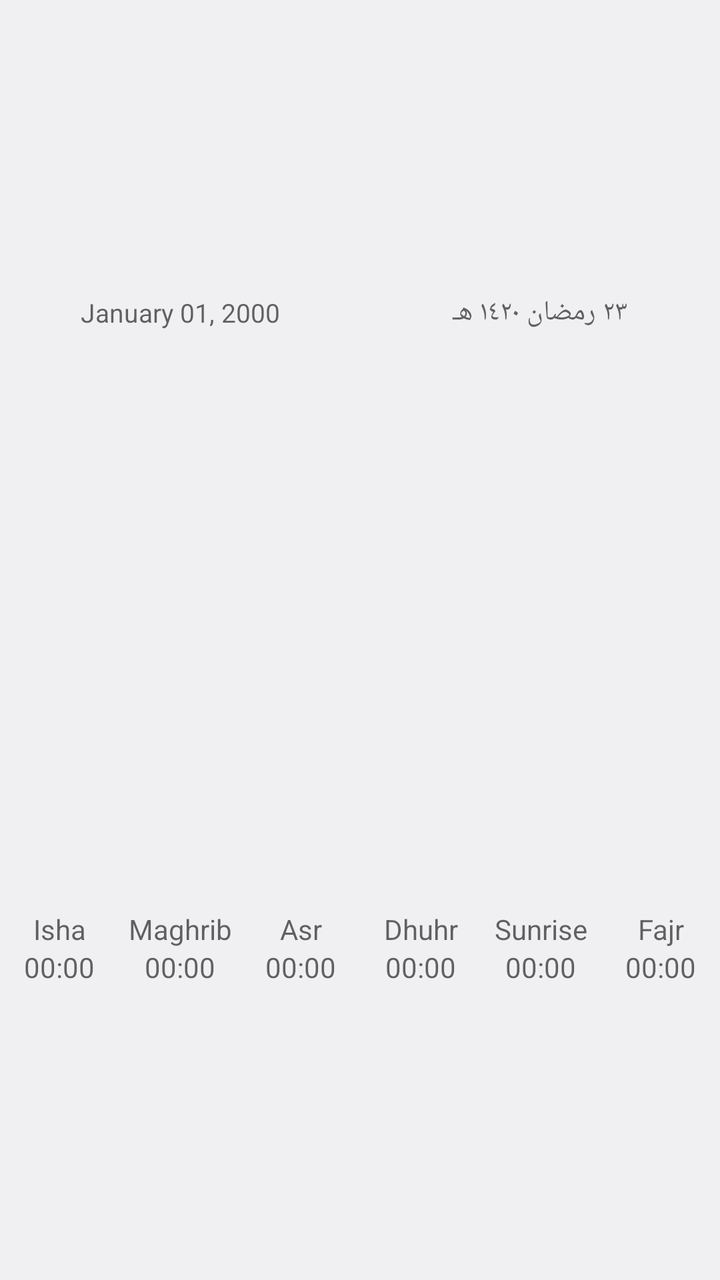
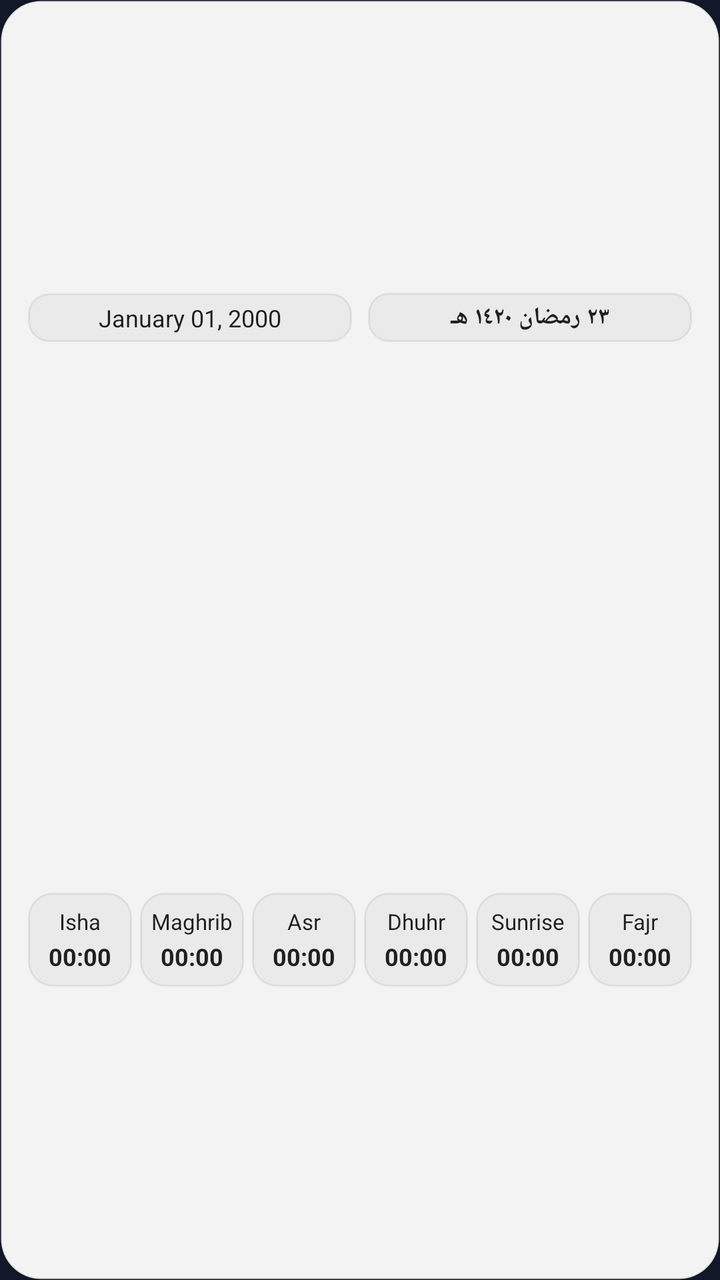

Before-and-after screenshots of an Android layout around one commit, followed by the original layout XML and the change that was made.
<!-- AndroidManifest.xml: application theme Theme.App.Starting -->
<!-- res/layout/screen_widget_adaptive.xml -->
<?xml version="1.0" encoding="utf-8"?>
<LinearLayout xmlns:android="http://schemas.android.com/apk/res/android"
    android:id="@+id/screen_widget_layout"
    android:layout_width="match_parent"
    android:layout_height="match_parent"
    android:background="?android:attr/colorBackground"
    android:gravity="center"
    android:orientation="vertical"
    android:paddingTop="2sp"
    android:paddingBottom="2sp"
    android:theme="@style/WidgetExpandedBaseThemeAdaptive">

    <include
        layout="@layout/widget_expanded_header"
        android:layout_width="match_parent"
        android:layout_height="wrap_content"
        android:layout_weight="1" />

    <include
        layout="@layout/widget_expanded_content"
        android:layout_width="match_parent"
        android:layout_height="wrap_content"
        android:layout_weight="1" />

</LinearLayout>
<!-- res/layout/widget_expanded_header.xml (included above) -->
<?xml version="1.0" encoding="utf-8"?>
<LinearLayout
    xmlns:android="http://schemas.android.com/apk/res/android"
    android:id="@+id/widget_header"
    android:gravity="center"
    android:layout_width="match_parent"
    android:layout_height="wrap_content"
    android:layoutDirection="rtl">

    <TextView
        android:id="@+id/top_start_text"
        android:layout_width="0dp"
        android:layout_height="wrap_content"
        android:layout_weight="1"
        android:gravity="center"
        android:maxLines="1"
        android:text="٢٣ رمضان ١٤٢٠ هـ"
        android:textColor="?attr/labelColor"
        android:textSize="14sp" />

    <TextView
        android:id="@+id/top_end_text"
        android:layout_width="0dp"
        android:layout_height="wrap_content"
        android:layout_weight="1"
        android:gravity="center"
        android:maxLines="1"
        android:text="January 01, 2000"
        android:textColor="?attr/labelColor"
        android:textSize="13sp" />

</LinearLayout>
<!-- res/layout/widget_expanded_content.xml (included above) -->
<?xml version="1.0" encoding="utf-8"?>
<LinearLayout xmlns:android="http://schemas.android.com/apk/res/android"
    xmlns:tools="http://schemas.android.com/tools"
    android:id="@+id/widget_content"
    android:layout_width="match_parent"
    android:layout_height="wrap_content"
    android:gravity="center"
    android:layout_marginTop="6dp"
    android:baselineAligned="false"
    android:layoutDirection="rtl"
    android:orientation="horizontal">


    <LinearLayout
        android:id="@+id/prayer1"
        android:layout_width="0dp"
        android:layout_height="wrap_content"
        android:layout_weight="1"
        android:orientation="vertical">

        <TextView
            android:id="@+id/prayer1_name"
            style="@style/PrayerLabels"
            android:text="Fajr"
            tools:ignore="HardcodedText" />

        <TextView
            android:id="@+id/prayer1_time"
            style="@style/PrayerLabels"
            android:text="00:00"
            tools:ignore="HardcodedText" />

    </LinearLayout>

    <LinearLayout
        android:id="@+id/prayer1active"
        android:layout_width="0dp"
        android:layout_height="wrap_content"
        android:layout_weight="1"
        android:orientation="vertical"
        android:visibility="gone">

        <TextView
            android:id="@+id/prayer1active_name"
            style="@style/PrayerLabelsActive"
            android:text="-"
            tools:ignore="HardcodedText" />

        <TextView
            android:id="@+id/prayer1active_time"
            style="@style/PrayerLabelsActive"
            android:text="--:--"
            tools:ignore="HardcodedText" />

    </LinearLayout>

    <LinearLayout
        android:id="@+id/prayer2"
        android:layout_width="0dp"
        android:layout_height="wrap_content"
        android:layout_marginStart="1dp"
        android:layout_weight="1"
        android:orientation="vertical">

        <TextView
            android:id="@+id/prayer2_name"
            style="@style/PrayerLabels"
            android:text="Sunrise"
            tools:ignore="HardcodedText" />

        <TextView
            android:id="@+id/prayer2_time"
            style="@style/PrayerLabels"
            android:text="00:00"
            tools:ignore="HardcodedText" />

    </LinearLayout>

    <LinearLayout
        android:id="@+id/prayer2active"
        android:layout_width="0dp"
        android:layout_height="wrap_content"
        android:layout_weight="1"
        android:orientation="vertical"
        android:visibility="gone">

        <TextView
            android:id="@+id/prayer2active_name"
            style="@style/PrayerLabelsActive"
            android:text="-"
            tools:ignore="HardcodedText" />

        <TextView
            android:id="@+id/prayer2active_time"
            style="@style/PrayerLabelsActive"
            android:text="--:--"
            tools:ignore="HardcodedText" />

    </LinearLayout>

    <LinearLayout
        android:id="@+id/prayer3"
        android:layout_width="0dp"
        android:layout_height="wrap_content"
        android:layout_marginStart="1dp"
        android:layout_weight="1"
        android:orientation="vertical">

        <TextView
            android:id="@+id/prayer3_name"
            style="@style/PrayerLabels"
            android:text="Dhuhr"
            tools:ignore="HardcodedText" />

        <TextView
            android:id="@+id/prayer3_time"
            style="@style/PrayerLabels"
            android:text="00:00"
            tools:ignore="HardcodedText" />

    </LinearLayout>

    <LinearLayout
        android:id="@+id/prayer3active"
        android:layout_width="0dp"
        android:layout_height="wrap_content"
        android:layout_weight="1"
        android:orientation="vertical"
        android:visibility="gone">

        <TextView
            android:id="@+id/prayer3active_name"
            style="@style/PrayerLabelsActive"
            android:text="-"
            tools:ignore="HardcodedText" />

        <TextView
            android:id="@+id/prayer3active_time"
            style="@style/PrayerLabelsActive"
            android:text="--:--"
            tools:ignore="HardcodedText" />

    </LinearLayout>

    <LinearLayout
        android:id="@+id/prayer4"
        android:layout_width="0dp"
        android:layout_height="wrap_content"
        android:layout_marginStart="1dp"
        android:layout_weight="1"
        android:orientation="vertical">

        <TextView
            android:id="@+id/prayer4_name"
            style="@style/PrayerLabels"
            android:text="Asr"
            tools:ignore="HardcodedText" />

        <TextView
            android:id="@+id/prayer4_time"
            style="@style/PrayerLabels"
            android:text="00:00"
            tools:ignore="HardcodedText" />

    </LinearLayout>

    <LinearLayout
        android:id="@+id/prayer4active"
        android:layout_width="0dp"
        android:layout_height="wrap_content"
        android:layout_weight="1"
        android:orientation="vertical"
        android:visibility="gone">

        <TextView
            android:id="@+id/prayer4active_name"
            style="@style/PrayerLabelsActive"
            android:text="-"
            tools:ignore="HardcodedText" />

        <TextView
            android:id="@+id/prayer4active_time"
            style="@style/PrayerLabelsActive"
            android:text="--:--"
            tools:ignore="HardcodedText" />

    </LinearLayout>

    <LinearLayout
        android:id="@+id/prayer5"
        android:layout_width="0dp"
        android:layout_height="wrap_content"
        android:layout_marginStart="1dp"
        android:layout_weight="1"
        android:orientation="vertical">

        <TextView
            android:id="@+id/prayer5_name"
            style="@style/PrayerLabels"
            android:text="Maghrib"
            tools:ignore="HardcodedText" />

        <TextView
            android:id="@+id/prayer5_time"
            style="@style/PrayerLabels"
            android:text="00:00"
            tools:ignore="HardcodedText" />

    </LinearLayout>

    <LinearLayout
        android:id="@+id/prayer5active"
        android:layout_width="0dp"
        android:layout_height="wrap_content"
        android:layout_weight="1"
        android:orientation="vertical"
        android:visibility="gone">

        <TextView
            android:id="@+id/prayer5active_name"
            style="@style/PrayerLabelsActive"
            android:text="-"
            tools:ignore="HardcodedText" />

        <TextView
            android:id="@+id/prayer5active_time"
            style="@style/PrayerLabelsActive"
            android:text="--:--"
            tools:ignore="HardcodedText" />

    </LinearLayout>

    <LinearLayout
        android:id="@+id/prayer6"
        android:layout_width="0dp"
        android:layout_height="wrap_content"
        android:layout_marginStart="1dp"
        android:layout_weight="1"
        android:orientation="vertical">

        <TextView
            android:id="@+id/prayer6_name"
            style="@style/PrayerLabels"
            android:text="Isha"
            tools:ignore="HardcodedText" />

        <TextView
            android:id="@+id/prayer6_time"
            style="@style/PrayerLabels"
            android:text="00:00"
            tools:ignore="HardcodedText" />

    </LinearLayout>

    <LinearLayout
        android:id="@+id/prayer6active"
        android:layout_width="0dp"
        android:layout_height="wrap_content"
        android:layout_weight="1"
        android:orientation="vertical"
        android:visibility="gone">

        <TextView
            android:id="@+id/prayer6active_name"
            style="@style/PrayerLabelsActive"
            android:text="Isha"
            tools:ignore="HardcodedText" />

        <TextView
            android:id="@+id/prayer6active_time"
            style="@style/PrayerLabelsActive"
            android:text="00:00"
            tools:ignore="HardcodedText" />

    </LinearLayout>

</LinearLayout>
<!-- resources referenced by this layout -->
<resources>
  <style name="PrayerLabels">
          <item name="android:textColor">?attr/labelColor</item>
          <item name="android:textSize">?attr/labelFontSize</item>
          <item name="android:layout_width">match_parent</item>
          <item name="android:layout_height">wrap_content</item>
          <item name="android:maxLines">1</item>
          <item name="android:textAlignment">center</item>
      </style>
  <style name="PrayerLabelsActive" parent="PrayerLabels">
          <item name="android:textColor">?attr/labelActiveColor</item>
      </style>
  <style name="WidgetExpandedBaseThemeAdaptive" parent="WidgetBaseThemeAdaptive">
          <item name="labelFontSize">14sp</item>
      </style>
  <style name="Theme.App.Starting" parent="Theme.SplashScreen">
          <item name="android:windowBackground">@drawable/launch_background</item>
          <item name="windowSplashScreenBackground">@drawable/launch_background</item>
          <item name="windowSplashScreenAnimatedIcon">@drawable/ic_launcher_foreground</item>
  
          <item name="postSplashScreenTheme">@style/Theme.AlAzan</item>
      </style>
  <style name="WidgetBaseThemeAdaptive" parent="@android:style/Theme.DeviceDefault.DayNight">
          <item name="labelColor">?android:attr/textColorHint</item>
          <item name="labelActiveColor">?android:attr/colorAccent</item>
          <item name="labelFontSize">12sp</item>
      </style>
  <!-- drawable launch_background (drawable) -->
  <?xml version="1.0" encoding="utf-8"?>
  <layer-list xmlns:android="http://schemas.android.com/apk/res/android">
      
      <item android:drawable="@color/ic_launcher_background" />
  </layer-list>
  <!-- drawable ic_launcher_foreground: vector/xml drawable (drawable, 2124 chars, omitted) -->
  <style name="Theme.AlAzan" parent="Theme.AppCompat.DayNight.NoActionBar">
          <item name="android:windowBackground">@color/black</item>
      </style>
  <color name="ic_launcher_background">#353A39</color>
  <color name="black">#FF000000</color>
</resources>

<!-- the commit's change to res/layout/screen_widget_adaptive.xml (unified diff, before → after) -->
@@ -3,12 +3,11 @@
     android:id="@+id/screen_widget_layout"
     android:layout_width="match_parent"
     android:layout_height="match_parent"
-    android:background="?android:attr/colorBackground"
+    android:background="@drawable/widget_table_bg"
     android:gravity="center"
     android:orientation="vertical"
-    android:paddingTop="2sp"
-    android:paddingBottom="2sp"
-    android:theme="@style/WidgetExpandedBaseThemeAdaptive">
+    android:padding="12dp"
+    android:theme="@style/WidgetExpandedBaseTheme">
 
     <include
         layout="@layout/widget_expanded_header"
@@ -28,9 +27,10 @@
 <LinearLayout
     xmlns:android="http://schemas.android.com/apk/res/android"
     android:id="@+id/widget_header"
-    android:gravity="center"
+    android:gravity="center_vertical"
     android:layout_width="match_parent"
     android:layout_height="wrap_content"
+    android:paddingBottom="6dp"
     android:layoutDirection="rtl">
 
     <TextView
@@ -39,10 +39,18 @@
         android:layout_height="wrap_content"
         android:layout_weight="1"
         android:gravity="center"
+        android:background="@drawable/widget_header_capsule"
+        android:paddingTop="4dp"
+        android:paddingBottom="4dp"
+        android:paddingStart="8dp"
+        android:paddingEnd="8dp"
+        android:layout_marginStart="2dp"
+        android:layout_marginEnd="4dp"
         android:maxLines="1"
         android:text="٢٣ رمضان ١٤٢٠ هـ"
+        android:textStyle="bold"
         android:textColor="?attr/labelColor"
-        android:textSize="14sp" />
+        android:textSize="12sp" />
 
     <TextView
         android:id="@+id/top_end_text"
@@ -50,10 +58,17 @@
         android:layout_height="wrap_content"
         android:layout_weight="1"
         android:gravity="center"
+        android:background="@drawable/widget_header_capsule"
+        android:paddingTop="4dp"
+        android:paddingBottom="4dp"
+        android:paddingStart="8dp"
+        android:paddingEnd="8dp"
+        android:layout_marginStart="4dp"
+        android:layout_marginEnd="2dp"
         android:maxLines="1"
         android:text="January 01, 2000"
         android:textColor="?attr/labelColor"
-        android:textSize="13sp" />
+        android:textSize="12sp" />
 
 </LinearLayout>
 <!-- res/layout/widget_expanded_content.xml (included above) -->
@@ -69,23 +84,32 @@
     android:layoutDirection="rtl"
     android:orientation="horizontal">
 
-
+    
     <LinearLayout
         android:id="@+id/prayer1"
         android:layout_width="0dp"
         android:layout_height="wrap_content"
         android:layout_weight="1"
+        android:layout_marginStart="2dp"
+        android:layout_marginEnd="2dp"
+        android:background="@drawable/widget_slot_normal"
+        android:paddingTop="7dp"
+        android:paddingBottom="7dp"
         android:orientation="vertical">
 
         <TextView
             android:id="@+id/prayer1_name"
             style="@style/PrayerLabels"
+            android:textSize="11sp"
             android:text="Fajr"
             tools:ignore="HardcodedText" />
 
         <TextView
             android:id="@+id/prayer1_time"
             style="@style/PrayerLabels"
+            android:textStyle="bold"
+            android:textSize="12sp"
+            android:layout_marginTop="2dp"
             android:text="00:00"
             tools:ignore="HardcodedText" />
 
@@ -96,40 +120,59 @@
         android:layout_width="0dp"
         android:layout_height="wrap_content"
         android:layout_weight="1"
+        android:layout_marginStart="2dp"
+        android:layout_marginEnd="2dp"
+        android:background="@drawable/widget_slot_active"
+        android:paddingTop="7dp"
+        android:paddingBottom="7dp"
         android:orientation="vertical"
         android:visibility="gone">
 
         <TextView
             android:id="@+id/prayer1active_name"
             style="@style/PrayerLabelsActive"
+            android:textSize="11sp"
+            android:textStyle="bold"
             android:text="-"
             tools:ignore="HardcodedText" />
 
         <TextView
             android:id="@+id/prayer1active_time"
             style="@style/PrayerLabelsActive"
+            android:textStyle="bold"
+            android:textSize="12sp"
+            android:layout_marginTop="2dp"
             android:text="--:--"
             tools:ignore="HardcodedText" />
 
     </LinearLayout>
 
+    
     <LinearLayout
         android:id="@+id/prayer2"
         android:layout_width="0dp"
         android:layout_height="wrap_content"
-        android:layout_marginStart="1dp"
-        android:layout_weight="1"
+        android:layout_weight="1"
+        android:layout_marginStart="2dp"
+        android:layout_marginEnd="2dp"
+        android:background="@drawable/widget_slot_normal"
+        android:paddingTop="7dp"
+        android:paddingBottom="7dp"
         android:orientation="vertical">
 
         <TextView
             android:id="@+id/prayer2_name"
             style="@style/PrayerLabels"
+            android:textSize="11sp"
             android:text="Sunrise"
             tools:ignore="HardcodedText" />
 
         <TextView
             android:id="@+id/prayer2_time"
             style="@style/PrayerLabels"
+            android:textStyle="bold"
+            android:textSize="12sp"
+            android:layout_marginTop="2dp"
             android:text="00:00"
             tools:ignore="HardcodedText" />
 
@@ -140,40 +183,59 @@
         android:layout_width="0dp"
         android:layout_height="wrap_content"
         android:layout_weight="1"
+        android:layout_marginStart="2dp"
+        android:layout_marginEnd="2dp"
+        android:background="@drawable/widget_slot_active"
+        android:paddingTop="7dp"
+        android:paddingBottom="7dp"
         android:orientation="vertical"
         android:visibility="gone">
 
         <TextView
             android:id="@+id/prayer2active_name"
             style="@style/PrayerLabelsActive"
+            android:textSize="11sp"
+            android:textStyle="bold"
             android:text="-"
             tools:ignore="HardcodedText" />
 
         <TextView
             android:id="@+id/prayer2active_time"
             style="@style/PrayerLabelsActive"
+            android:textStyle="bold"
+            android:textSize="12sp"
+            android:layout_marginTop="2dp"
             android:text="--:--"
             tools:ignore="HardcodedText" />
 
     </LinearLayout>
 
+    
     <LinearLayout
         android:id="@+id/prayer3"
         android:layout_width="0dp"
         android:layout_height="wrap_content"
-        android:layout_marginStart="1dp"
-        android:layout_weight="1"
+        android:layout_weight="1"
+        android:layout_marginStart="2dp"
+        android:layout_marginEnd="2dp"
+        android:background="@drawable/widget_slot_normal"
+        android:paddingTop="7dp"
+        android:paddingBottom="7dp"
         android:orientation="vertical">
 
         <TextView
             android:id="@+id/prayer3_name"
             style="@style/PrayerLabels"
+            android:textSize="11sp"
             android:text="Dhuhr"
             tools:ignore="HardcodedText" />
 
         <TextView
             android:id="@+id/prayer3_time"
             style="@style/PrayerLabels"
+            android:textStyle="bold"
+            android:textSize="12sp"
+            android:layout_marginTop="2dp"
             android:text="00:00"
             tools:ignore="HardcodedText" />
 
@@ -184,40 +246,59 @@
         android:layout_width="0dp"
         android:layout_height="wrap_content"
         android:layout_weight="1"
+        android:layout_marginStart="2dp"
+        android:layout_marginEnd="2dp"
+        android:background="@drawable/widget_slot_active"
+        android:paddingTop="7dp"
+        android:paddingBottom="7dp"
         android:orientation="vertical"
         android:visibility="gone">
 
         <TextView
             android:id="@+id/prayer3active_name"
             style="@style/PrayerLabelsActive"
+            android:textSize="11sp"
+            android:textStyle="bold"
             android:text="-"
             tools:ignore="HardcodedText" />
 
         <TextView
             android:id="@+id/prayer3active_time"
             style="@style/PrayerLabelsActive"
+            android:textStyle="bold"
+            android:textSize="12sp"
+            android:layout_marginTop="2dp"
             android:text="--:--"
             tools:ignore="HardcodedText" />
 
     </LinearLayout>
 
+    
     <LinearLayout
         android:id="@+id/prayer4"
         android:layout_width="0dp"
         android:layout_height="wrap_content"
-        android:layout_marginStart="1dp"
-        android:layout_weight="1"
+        android:layout_weight="1"
+        android:layout_marginStart="2dp"
+        android:layout_marginEnd="2dp"
+        android:background="@drawable/widget_slot_normal"
+        android:paddingTop="7dp"
+        android:paddingBottom="7dp"
         android:orientation="vertical">
 
         <TextView
             android:id="@+id/prayer4_name"
             style="@style/PrayerLabels"
+            android:textSize="11sp"
             android:text="Asr"
             tools:ignore="HardcodedText" />
 
         <TextView
             android:id="@+id/prayer4_time"
             style="@style/PrayerLabels"
+            android:textStyle="bold"
+            android:textSize="12sp"
+            android:layout_marginTop="2dp"
             android:text="00:00"
             tools:ignore="HardcodedText" />
 
@@ -228,40 +309,59 @@
         android:layout_width="0dp"
         android:layout_height="wrap_content"
         android:layout_weight="1"
+        android:layout_marginStart="2dp"
+        android:layout_marginEnd="2dp"
+        android:background="@drawable/widget_slot_active"
+        android:paddingTop="7dp"
+        android:paddingBottom="7dp"
         android:orientation="vertical"
         android:visibility="gone">
 
         <TextView
             android:id="@+id/prayer4active_name"
             style="@style/PrayerLabelsActive"
+            android:textSize="11sp"
+            android:textStyle="bold"
             android:text="-"
             tools:ignore="HardcodedText" />
 
         <TextView
             android:id="@+id/prayer4active_time"
             style="@style/PrayerLabelsActive"
+            android:textStyle="bold"
+            android:textSize="12sp"
+            android:layout_marginTop="2dp"
             android:text="--:--"
             tools:ignore="HardcodedText" />
 
     </LinearLayout>
 
+    
     <LinearLayout
         android:id="@+id/prayer5"
         android:layout_width="0dp"
         android:layout_height="wrap_content"
-        android:layout_marginStart="1dp"
-        android:layout_weight="1"
+        android:layout_weight="1"
+        android:layout_marginStart="2dp"
+        android:layout_marginEnd="2dp"
+        android:background="@drawable/widget_slot_normal"
+        android:paddingTop="7dp"
+        android:paddingBottom="7dp"
         android:orientation="vertical">
 
         <TextView
             android:id="@+id/prayer5_name"
             style="@style/PrayerLabels"
+            android:textSize="11sp"
             android:text="Maghrib"
             tools:ignore="HardcodedText" />
 
         <TextView
             android:id="@+id/prayer5_time"
             style="@style/PrayerLabels"
+            android:textStyle="bold"
+            android:textSize="12sp"
+            android:layout_marginTop="2dp"
             android:text="00:00"
             tools:ignore="HardcodedText" />
 
@@ -272,40 +372,59 @@
         android:layout_width="0dp"
         android:layout_height="wrap_content"
         android:layout_weight="1"
+        android:layout_marginStart="2dp"
+        android:layout_marginEnd="2dp"
+        android:background="@drawable/widget_slot_active"
+        android:paddingTop="7dp"
+        android:paddingBottom="7dp"
         android:orientation="vertical"
         android:visibility="gone">
 
         <TextView
             android:id="@+id/prayer5active_name"
             style="@style/PrayerLabelsActive"
+            android:textSize="11sp"
+            android:textStyle="bold"
             android:text="-"
             tools:ignore="HardcodedText" />
 
         <TextView
             android:id="@+id/prayer5active_time"
             style="@style/PrayerLabelsActive"
+            android:textStyle="bold"
+            android:textSize="12sp"
+            android:layout_marginTop="2dp"
             android:text="--:--"
             tools:ignore="HardcodedText" />
 
     </LinearLayout>
 
+    
     <LinearLayout
         android:id="@+id/prayer6"
         android:layout_width="0dp"
         android:layout_height="wrap_content"
-        android:layout_marginStart="1dp"
-        android:layout_weight="1"
+        android:layout_weight="1"
+        android:layout_marginStart="2dp"
+        android:layout_marginEnd="2dp"
+        android:background="@drawable/widget_slot_normal"
+        android:paddingTop="7dp"
+        android:paddingBottom="7dp"
         android:orientation="vertical">
 
         <TextView
             android:id="@+id/prayer6_name"
             style="@style/PrayerLabels"
+            android:textSize="11sp"
             android:text="Isha"
             tools:ignore="HardcodedText" />
 
         <TextView
             android:id="@+id/prayer6_time"
             style="@style/PrayerLabels"
+            android:textStyle="bold"
+            android:textSize="12sp"
+            android:layout_marginTop="2dp"
             android:text="00:00"
             tools:ignore="HardcodedText" />
 
@@ -316,18 +435,28 @@
         android:layout_width="0dp"
         android:layout_height="wrap_content"
         android:layout_weight="1"
+        android:layout_marginStart="2dp"
+        android:layout_marginEnd="2dp"
+        android:background="@drawable/widget_slot_active"
+        android:paddingTop="7dp"
+        android:paddingBottom="7dp"
         android:orientation="vertical"
         android:visibility="gone">
 
         <TextView
             android:id="@+id/prayer6active_name"
             style="@style/PrayerLabelsActive"
+            android:textSize="11sp"
+            android:textStyle="bold"
             android:text="Isha"
             tools:ignore="HardcodedText" />
 
         <TextView
             android:id="@+id/prayer6active_time"
             style="@style/PrayerLabelsActive"
+            android:textStyle="bold"
+            android:textSize="12sp"
+            android:layout_marginTop="2dp"
             android:text="00:00"
             tools:ignore="HardcodedText" />
 
<!-- resource entries referenced after the edit -->
@@ -1,5 +1,45 @@
 <!-- resources referenced by this layout -->
 <resources>
+  <!-- drawable widget_header_capsule (drawable) -->
+  <?xml version="1.0" encoding="utf-8"?>
+  <shape xmlns:android="http://schemas.android.com/apk/res/android"
+      android:shape="rectangle">
+      <solid android:color="@color/widget_slot_normal_bg" />
+      <corners android:radius="10dp" />
+      <stroke
+          android:width="1dp"
+          android:color="@color/widget_slot_normal_stroke" />
+  </shape>
+  <!-- drawable widget_slot_active (drawable) -->
+  <?xml version="1.0" encoding="utf-8"?>
+  <shape xmlns:android="http://schemas.android.com/apk/res/android"
+      android:shape="rectangle">
+      <solid android:color="@color/widget_slot_active_bg" />
+      <corners android:radius="12dp" />
+      <stroke
+          android:width="1.5dp"
+          android:color="@color/widget_slot_active_stroke" />
+  </shape>
+  <!-- drawable widget_slot_normal (drawable) -->
+  <?xml version="1.0" encoding="utf-8"?>
+  <shape xmlns:android="http://schemas.android.com/apk/res/android"
+      android:shape="rectangle">
+      <solid android:color="@color/widget_slot_normal_bg" />
+      <corners android:radius="12dp" />
+      <stroke
+          android:width="1dp"
+          android:color="@color/widget_slot_normal_stroke" />
+  </shape>
+  <!-- drawable widget_table_bg (drawable) -->
+  <?xml version="1.0" encoding="utf-8"?>
+  <shape xmlns:android="http://schemas.android.com/apk/res/android"
+      android:shape="rectangle">
+      <solid android:color="@color/widget_table_surface_bg" />
+      <corners android:radius="20dp" />
+      <stroke
+          android:width="1dp"
+          android:color="@color/widget_table_border" />
+  </shape>
   <style name="PrayerLabels">
           <item name="android:textColor">?attr/labelColor</item>
           <item name="android:textSize">?attr/labelFontSize</item>
@@ -11,32 +51,39 @@
   <style name="PrayerLabelsActive" parent="PrayerLabels">
           <item name="android:textColor">?attr/labelActiveColor</item>
       </style>
-  <style name="WidgetExpandedBaseThemeAdaptive" parent="WidgetBaseThemeAdaptive">
+  <style name="WidgetExpandedBaseTheme" parent="WidgetBaseTheme">
           <item name="labelFontSize">14sp</item>
       </style>
   <style name="Theme.App.Starting" parent="Theme.SplashScreen">
           <item name="android:windowBackground">@drawable/launch_background</item>
-          <item name="windowSplashScreenBackground">@drawable/launch_background</item>
-          <item name="windowSplashScreenAnimatedIcon">@drawable/ic_launcher_foreground</item>
+          <item name="windowSplashScreenBackground">@color/splash_background</item>
+          <item name="windowSplashScreenAnimatedIcon">@mipmap/ic_launcher</item>
   
           <item name="postSplashScreenTheme">@style/Theme.AlAzan</item>
       </style>
-  <style name="WidgetBaseThemeAdaptive" parent="@android:style/Theme.DeviceDefault.DayNight">
-          <item name="labelColor">?android:attr/textColorHint</item>
-          <item name="labelActiveColor">?android:attr/colorAccent</item>
+  <color name="widget_slot_normal_bg">#0A000000</color>
+  <color name="widget_slot_normal_stroke">#12000000</color>
+  <color name="widget_slot_active_bg">#2010B981</color>
+  <color name="widget_slot_active_stroke">#10B981</color>
+  <color name="widget_table_surface_bg">#F2FFFFFF</color>
+  <color name="widget_table_border">#20000000</color>
+  <style name="WidgetBaseTheme">
+          <item name="labelColor">@color/secondary_text_color</item>
+          <item name="labelActiveColor">@color/active_prayer</item>
           <item name="labelFontSize">12sp</item>
       </style>
   <!-- drawable launch_background (drawable) -->
   <?xml version="1.0" encoding="utf-8"?>
   <layer-list xmlns:android="http://schemas.android.com/apk/res/android">
       
-      <item android:drawable="@color/ic_launcher_background" />
+      <item android:drawable="@color/splash_background" />
   </layer-list>
-  <!-- drawable ic_launcher_foreground: vector/xml drawable (drawable, 2124 chars, omitted) -->
+  <color name="splash_background">#111827</color>
   <style name="Theme.AlAzan" parent="Theme.AppCompat.DayNight.NoActionBar">
           <item name="android:windowBackground">@color/black</item>
       </style>
-  <color name="ic_launcher_background">#353A39</color>
+  <color name="secondary_text_color">#de000000</color>
+  <color name="active_prayer">#008205</color>
   <color name="black">#FF000000</color>
 </resources>
 
